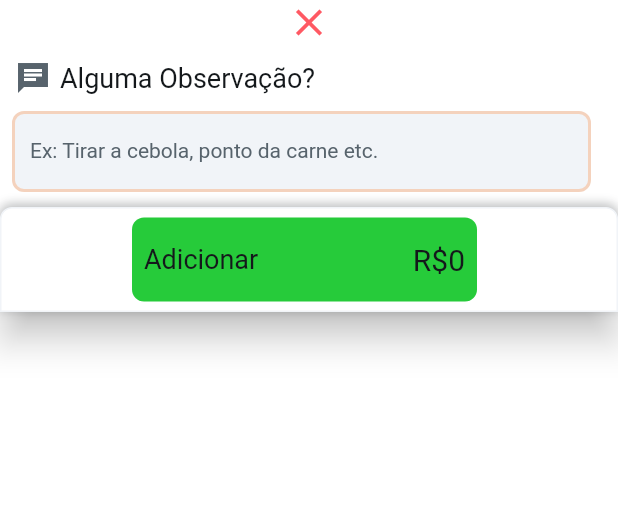
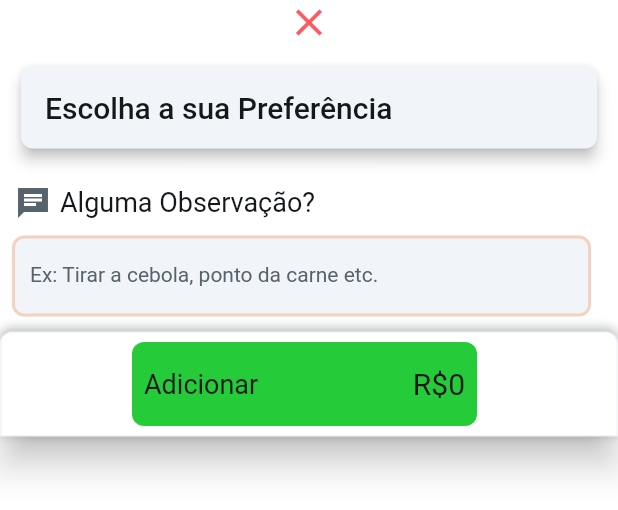
Before and after one commit to diegosilvaadv/pizzaria, a Flutter app: the PreferenciasWidget widget shown alone on an empty page, opened directly with empty values, on a phone screen of 412 x 824 dp. Shown: the top 510 px of the screen. Run offline on Flutter 3.47's test engine with Material 2 defaults, Android fonts, the phone set to English and light mode, and no system bars; our stand-ins replace auto_size_text, badges, cloud_firestore, easy_debounce, firebase_auth, firebase_core and 12 more; missing offline and left inert: json_path; accounts and stored records are empty; network calls fail; Roboto replaces fonts that are missing (Readex Pro).

Commit message:
Updating to latest FlutterFlow output.

```diff
--- a/lib/components/preferencias_widget.dart
+++ b/lib/components/preferencias_widget.dart
@@ -97,7 +97,7 @@ class _PreferenciasWidgetState extends State<PreferenciasWidget> {
                       ),
                     ],
                   ),
-                  if (FFAppState().preferencias == true)
+                  if (FFAppState().preferencias == false)
                     Padding(
                       padding: const EdgeInsetsDirectional.fromSTEB(
                           10.0, 10.0, 10.0, 10.0),
```
